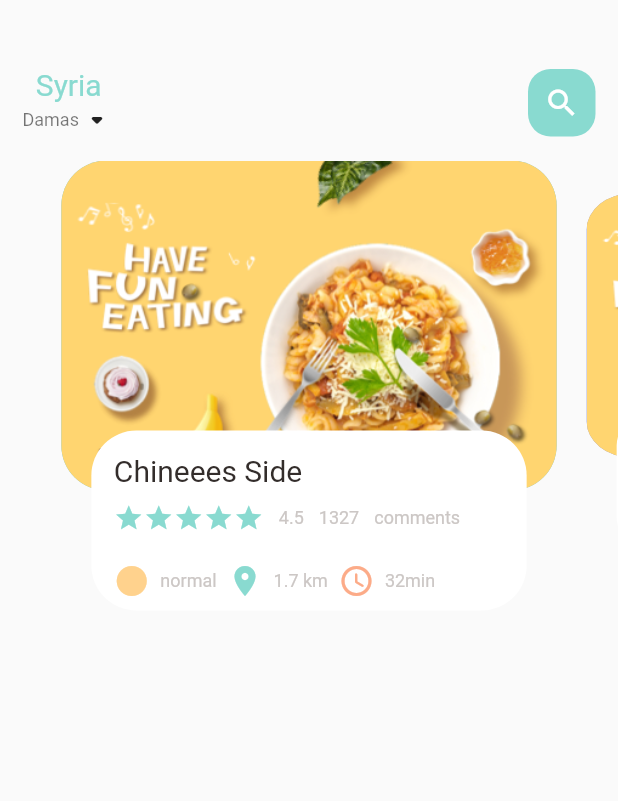
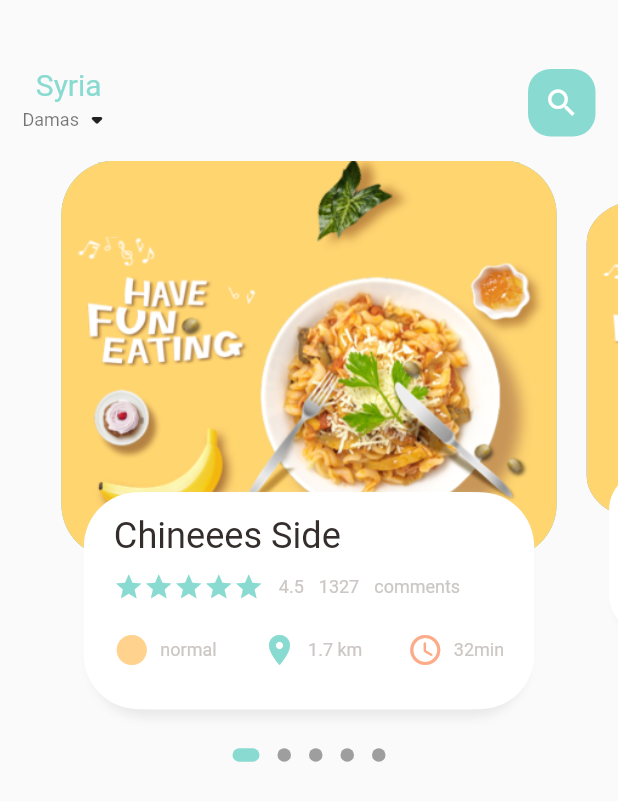
Before and after one commit to leprofessionnel79/food_app, a Flutter app: the screen it shows after launch, on a phone screen of 412 x 824 dp. Shown: the top 801 px of the screen. Run offline on Flutter 3.47's test engine with Material 2 defaults, Android fonts, the phone set to English and light mode, and no system bars; drawn by our look-alikes of dots_indicator; our stand-ins replace get.

Commit message:
change screen dimintions to become responding

```diff
--- a/lib/home/food_page_body.dart
+++ b/lib/home/food_page_body.dart
@@ -1,5 +1,9 @@
+// ignore_for_file: prefer_const_constructors
+
+import 'package:dots_indicator/dots_indicator.dart';
 import 'package:flutter/material.dart';
 import 'package:food_app/utils/colors.dart';
+import 'package:food_app/utils/dimenstions.dart';
 import 'package:food_app/widgets/big_text.dart';
 import 'package:food_app/widgets/icon_text_widget.dart';
 import 'package:food_app/widgets/small_text.dart';
@@ -15,7 +19,7 @@ class _FoodPageBodyState extends State<FoodPageBody> {
   PageController pageController = PageController(viewportFraction: 0.85);
   var _currentPageValue = 0.0;
   double _scaleFactor = 0.8;
-  double _height = 220;
+  double _height = Dimensions.pageViewContaner;
 
   @override
   void initState() {
@@ -36,15 +40,30 @@ class _FoodPageBodyState extends State<FoodPageBody> {
 
   @override
   Widget build(BuildContext context) {
-    return Container(
+    return Column(
+      children: [
+        Container(
           //color: Colors.redAccent,
-      height: 320,
+          height: Dimensions.pageView,
           child: PageView.builder(
               controller: pageController,
               itemCount: 5,
               itemBuilder: (context, position) {
                 return _buildPageItem(position);
               }),
+        ),
+        new DotsIndicator(
+          dotsCount: 5,
+          position: _currentPageValue,
+          decorator: DotsDecorator(
+            activeColor: AppColors.mainColor,
+            size: const Size.square(9.0),
+            activeSize: const Size(18.0, 9.0),
+            activeShape: RoundedRectangleBorder(
+                borderRadius: BorderRadius.circular(5.0)),
+          ),
+        )
+      ],
     );
   }
 
@@ -72,17 +91,17 @@ class _FoodPageBodyState extends State<FoodPageBody> {
     } else {
       var currScale = 0.8;
       matrix = Matrix4.diagonal3Values(1, currScale, 1)
-        ..setTranslationRaw(0, _height * (1 - _scaleFactor) / 2, 1);
+        ..setTranslationRaw(0, _height * (1 - _scaleFactor) / 2, 0);
     }
     return Transform(
       transform: matrix,
       child: Stack(
         children: [
           Container(
-            height: 220,
+            height: Dimensions.pageViewContaner,
             margin: EdgeInsets.only(left: 10, right: 10),
             decoration: BoxDecoration(
-                borderRadius: BorderRadius.circular(30),
+                borderRadius: BorderRadius.circular(Dimensions.radius30),
                 color: index.isEven ? Color(0xFF69c5df) : Color(0xFF9294cc),
                 image: DecorationImage(
                     fit: BoxFit.cover,
@@ -91,12 +110,19 @@ class _FoodPageBodyState extends State<FoodPageBody> {
           Align(
             alignment: Alignment.bottomCenter,
             child: Container(
-              height: 120,
+              height: Dimensions.pageViewTextContaner,
               margin: EdgeInsets.only(left: 30, right: 30, bottom: 20),
               decoration: BoxDecoration(
-                borderRadius: BorderRadius.circular(30),
+                  borderRadius: BorderRadius.circular(Dimensions.radius30),
                   color: Colors.white,
-              ),
+                  boxShadow: [
+                    BoxShadow(
+                        color: Color(0xFFe8e8e8),
+                        blurRadius: 5.0,
+                        offset: Offset(0, 5)),
+                    BoxShadow(color: Colors.white, offset: Offset(5, 0)),
+                    BoxShadow(color: Colors.white, offset: Offset(-5, 0))
+                  ]),
               child: Container(
                 padding: EdgeInsets.only(top: 15, left: 15, right: 15),
                 child: Column(
@@ -135,21 +161,16 @@ class _FoodPageBodyState extends State<FoodPageBody> {
                       height: 20,
                     ),
                     Row(
+                      mainAxisAlignment: MainAxisAlignment.spaceBetween,
                       children: [
                         IconTextWidget(
                             iconData: Icons.circle_sharp,
                             text: "normal",
                             iconColor: AppColors.iconColor1),
-                        SizedBox(
-                          width: 7,
-                        ),
                         IconTextWidget(
                             iconData: Icons.location_on,
                             text: "1.7 km",
                             iconColor: AppColors.mainColor),
-                        SizedBox(
-                          width: 7,
-                        ),
                         IconTextWidget(
                             iconData: Icons.access_time_rounded,
                             text: "32min",
--- a/lib/home/main_food_page.dart
+++ b/lib/home/main_food_page.dart
@@ -14,6 +14,7 @@ class MainFoodPage extends StatefulWidget {
 class _MainFoodPageState extends State<MainFoodPage> {
   @override
   Widget build(BuildContext context) {
+    print("screen height is " + MediaQuery.of(context).size.height.toString());
     return Scaffold(
       body: Column(
         children: [
--- a/lib/main.dart
+++ b/lib/main.dart
@@ -1,5 +1,6 @@
 import 'package:flutter/material.dart';
 import 'package:food_app/home/main_food_page.dart';
+import 'package:get/get.dart';
 
 void main() {
   runApp(const MyApp());
@@ -11,7 +12,7 @@ class MyApp extends StatelessWidget {
   // This widget is the root of your application.
   @override
   Widget build(BuildContext context) {
-    return MaterialApp(
+    return GetMaterialApp(
       debugShowCheckedModeBanner: false,
       title: 'Flutter Demo',
       theme: ThemeData(
--- /dev/null
+++ b/lib/utils/dimenstions.dart
@@ -0,0 +1,14 @@
+import 'package:get/get.dart';
+
+class Dimensions {
+  static double screenHeight = Get.context!.height;
+
+  static double screenWidth = Get.context!.width;
+
+  static double pageView = screenHeight / 2.13571429;
+  static double pageViewContaner = screenHeight / 3.1064935;
+  static double pageViewTextContaner = screenHeight / 5.6952381;
+
+  static double font20 = screenHeight / 34.1714286;
+  static double radius30 = screenHeight / 22.7809524;
+}
--- a/lib/widgets/big_text.dart
+++ b/lib/widgets/big_text.dart
@@ -1,11 +1,12 @@
 import 'package:flutter/material.dart';
+import 'package:food_app/utils/dimenstions.dart';
 
 class BigText extends StatelessWidget {
    Color? color;
   final String text;
   double size;
   TextOverflow overflow;
-   BigText({Key? key, this.color=const Color(0xFF332d2b), required this.text,this.size=20,this.overflow=TextOverflow.ellipsis}) : super(key: key);
+   BigText({Key? key, this.color=const Color(0xFF332d2b), required this.text,this.size=0,this.overflow=TextOverflow.ellipsis}) : super(key: key);
 
   @override
   Widget build(BuildContext context) {
@@ -15,7 +16,7 @@ class BigText extends StatelessWidget {
       overflow: overflow,
       style: TextStyle(
         color: color,
-        fontSize: size,
+        fontSize: size==0?Dimensions.font20:size,
         fontFamily: 'Roboto',
         fontWeight: FontWeight.w400
       ),
--- a/pubspec.yaml
+++ b/pubspec.yaml
@@ -29,6 +29,8 @@ environment:
 dependencies:
   flutter:
     sdk: flutter
+  dots_indicator: ^2.0.0
+  get: ^4.1.4
 
 
   # The following adds the Cupertino Icons font to your application.
```
Also changed, not shown: pubspec.lock. Lines whose indentation alone changed are shown as unchanged.
